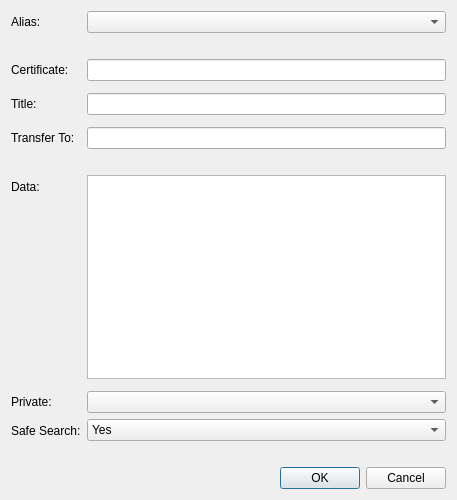
Old version of the form src/qt/forms/editcertdialog.ui in the repository willyko/syscoin2.
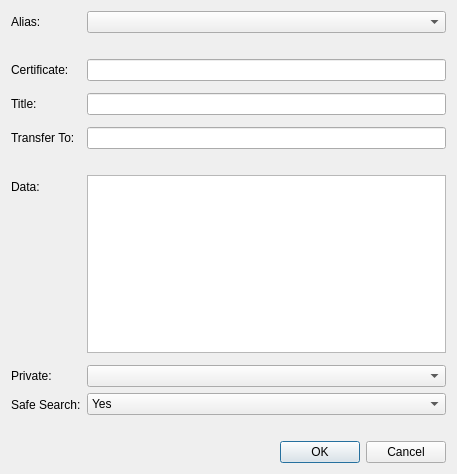
New version of the form.

Diff of the .ui file:
```diff
--- a/src/qt/forms/editcertdialog.ui
+++ b/src/qt/forms/editcertdialog.ui
@@ -7,7 +7,7 @@
     <x>0</x>
     <y>0</y>
     <width>457</width>
-    <height>500</height>
+    <height>474</height>
    </rect>
   </property>
   <property name="windowTitle">
```
